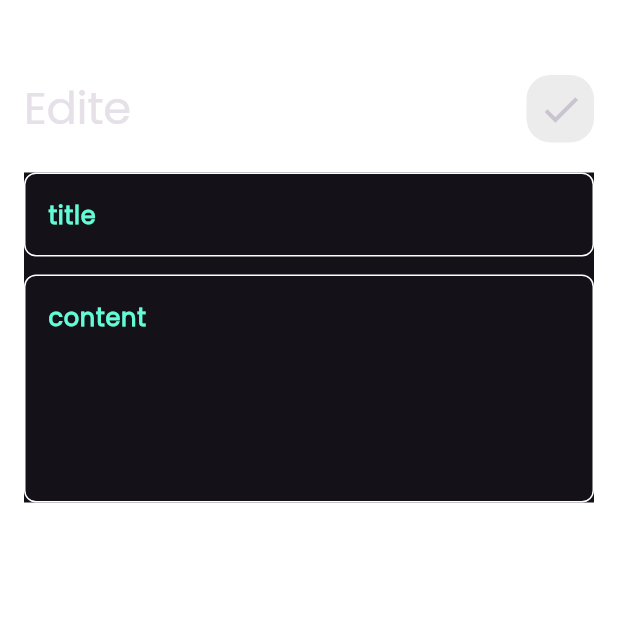
After one commit to MustafaHassan22/note_app, a Flutter app: the screen it shows after launch, after a tap on "Flutter Tips", on a phone screen of 412 x 824 dp, the top half of it. The commit adds this screen. Run offline on Flutter 3.47's test engine with Material 3 defaults, Android fonts, the phone set to English and light mode, and no system bars.

Commit message:
edit note view done

```diff
--- /dev/null
+++ b/lib/core/theme/theme_app.dart
@@ -0,0 +1,13 @@
+import 'package:flutter/material.dart';
+
+ThemeData themeApp() {
+  return ThemeData(
+    brightness: Brightness.dark,
+    fontFamily: 'Poppins',
+    textTheme: const TextTheme(
+      displayLarge: TextStyle(
+        fontSize: 30,
+      ),
+    ),
+  );
+}
--- a/lib/main.dart
+++ b/lib/main.dart
@@ -1,4 +1,5 @@
 import 'package:flutter/material.dart';
+import 'package:note_app/core/theme/theme_app.dart';
 import 'package:note_app/views/notes_view.dart';
 
 void main() {
@@ -12,10 +13,7 @@ class NotesApp extends StatelessWidget {
   Widget build(BuildContext context) {
     return MaterialApp(
       debugShowCheckedModeBanner: false,
-      theme: ThemeData(
-        brightness: Brightness.dark,
-        fontFamily: 'Poppins',
-      ),
+      theme: themeApp(),
       home: const NotesView(),
     );
   }
--- /dev/null
+++ b/lib/views/edit_note_view.dart
@@ -0,0 +1,13 @@
+import 'package:flutter/material.dart';
+import 'package:note_app/views/widgets/edit_note_body.dart';
+
+class EditNoteView extends StatelessWidget {
+  const EditNoteView({super.key});
+
+  @override
+  Widget build(BuildContext context) {
+    return const Scaffold(
+      body: EditNoteViewBody(),
+    );
+  }
+}
--- a/lib/views/widgets/custom_appbar.dart
+++ b/lib/views/widgets/custom_appbar.dart
@@ -2,18 +2,21 @@ import 'package:flutter/material.dart';
 import 'package:note_app/views/widgets/custom_search_icon.dart';
 
 class CustomAppBar extends StatelessWidget {
-  const CustomAppBar({super.key});
-
+  const CustomAppBar({super.key, required this.title, required this.icon});
+  final String title;
+  final IconData icon;
   @override
   Widget build(BuildContext context) {
-    return const Row(
+    return Row(
       mainAxisAlignment: MainAxisAlignment.spaceBetween,
       children: [
         Text(
-          'Notes',
-          style: TextStyle(fontSize: 30),
+          title,
+          style: Theme.of(context).textTheme.displayLarge,
         ),
-        CustomSearchIcon()
+        CustomSearchIcon(
+          icon: icon,
+        )
       ],
     );
   }
--- a/lib/views/widgets/custom_search_icon.dart
+++ b/lib/views/widgets/custom_search_icon.dart
@@ -1,8 +1,8 @@
 import 'package:flutter/material.dart';
 
 class CustomSearchIcon extends StatelessWidget {
-  const CustomSearchIcon({super.key});
-
+  const CustomSearchIcon({super.key, required this.icon});
+  final IconData icon;
   @override
   Widget build(BuildContext context) {
     return Container(
@@ -15,8 +15,8 @@ class CustomSearchIcon extends StatelessWidget {
       child: Center(
         child: IconButton(
             onPressed: () {},
-            icon: const Icon(
-              Icons.search,
+            icon: Icon(
+              icon,
               size: 30,
             )),
       ),
--- a/lib/views/widgets/custome_note_item.dart
+++ b/lib/views/widgets/custome_note_item.dart
@@ -1,11 +1,18 @@
 import 'package:flutter/material.dart';
+import 'package:note_app/views/widgets/edit_note_body.dart';
 
 class NoteItem extends StatelessWidget {
   const NoteItem({super.key});
 
   @override
   Widget build(BuildContext context) {
-    return Container(
+    return GestureDetector(
+      onTap: () {
+        Navigator.push(context, MaterialPageRoute(builder: (context) {
+          return EditNoteViewBody();
+        }));
+      },
+      child: Container(
         padding: const EdgeInsets.only(top: 25, bottom: 25, left: 16),
         decoration: BoxDecoration(
           color: const Color(0xffFFCC80),
@@ -28,7 +35,8 @@ class NoteItem extends StatelessWidget {
               ),
               trailing: IconButton(
                   onPressed: () {},
-                icon: const Icon(size: 30, Icons.delete, color: Colors.black)),
+                  icon:
+                      const Icon(size: 30, Icons.delete, color: Colors.black)),
             ),
             const Padding(
               padding: EdgeInsets.only(right: 38),
@@ -41,6 +49,7 @@ class NoteItem extends StatelessWidget {
             )
           ],
         ),
+      ),
     );
   }
 }
--- /dev/null
+++ b/lib/views/widgets/edit_note_body.dart
@@ -0,0 +1,39 @@
+import 'package:flutter/material.dart';
+import 'package:note_app/views/widgets/custom_appbar.dart';
+import 'package:note_app/views/widgets/custom_text_field.dart';
+
+class EditNoteViewBody extends StatelessWidget {
+  const EditNoteViewBody({super.key});
+
+  @override
+  Widget build(BuildContext context) {
+    return const Padding(
+      padding: EdgeInsets.symmetric(horizontal: 16),
+      child: Column(
+        children: [
+          SizedBox(
+            height: 50,
+          ),
+          CustomAppBar(title: 'Edite', icon: Icons.check),
+          SizedBox(
+            height: 20,
+          ),
+          Material(
+            child: Column(
+              children: [
+                CustomTextField(hintText: 'title'),
+                SizedBox(
+                  height: 12,
+                ),
+                CustomTextField(
+                  hintText: 'content',
+                  maxLine: 5,
+                )
+              ],
+            ),
+          )
+        ],
+      ),
+    );
+  }
+}
--- a/lib/views/widgets/notes_view_body.dart
+++ b/lib/views/widgets/notes_view_body.dart
@@ -14,7 +14,10 @@ class NotesViewBody extends StatelessWidget {
           SizedBox(
             height: 50,
           ),
-          CustomAppBar(),
+          CustomAppBar(
+            title: 'Notes',
+            icon: Icons.search,
+          ),
           Expanded(child: NotesListView()),
         ],
       ),
```
Lines whose indentation alone changed are shown as unchanged.
